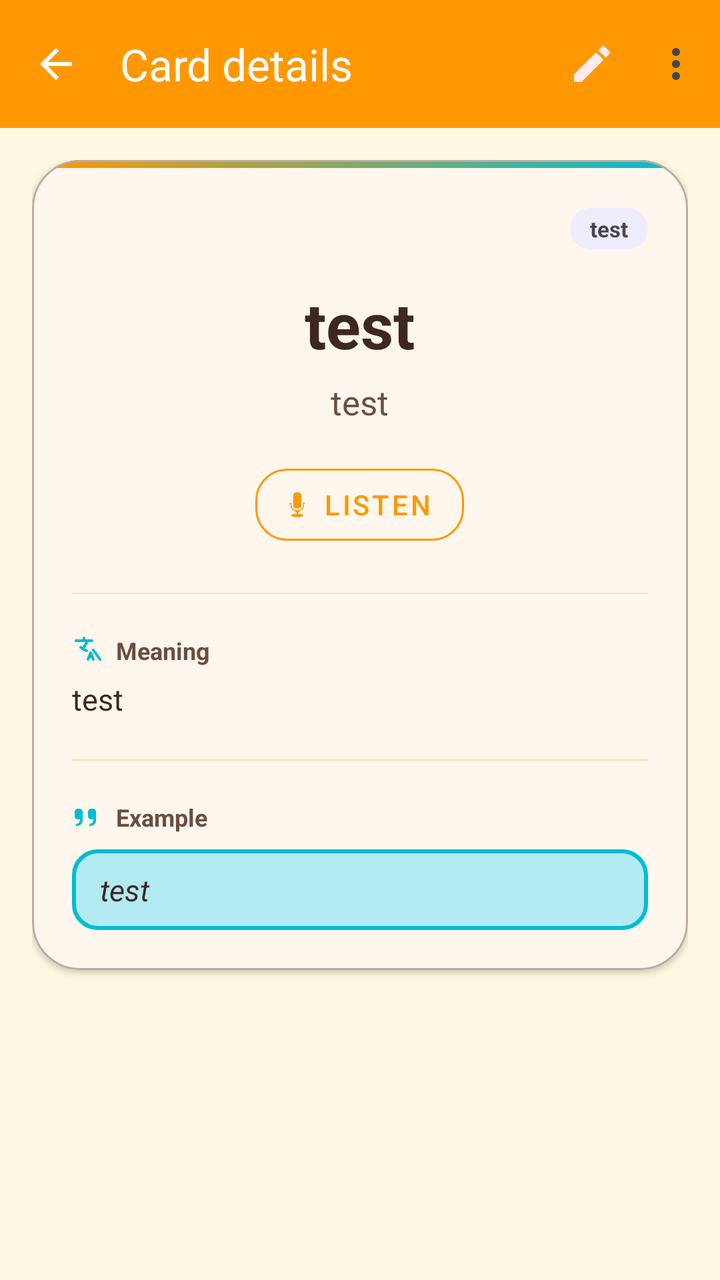
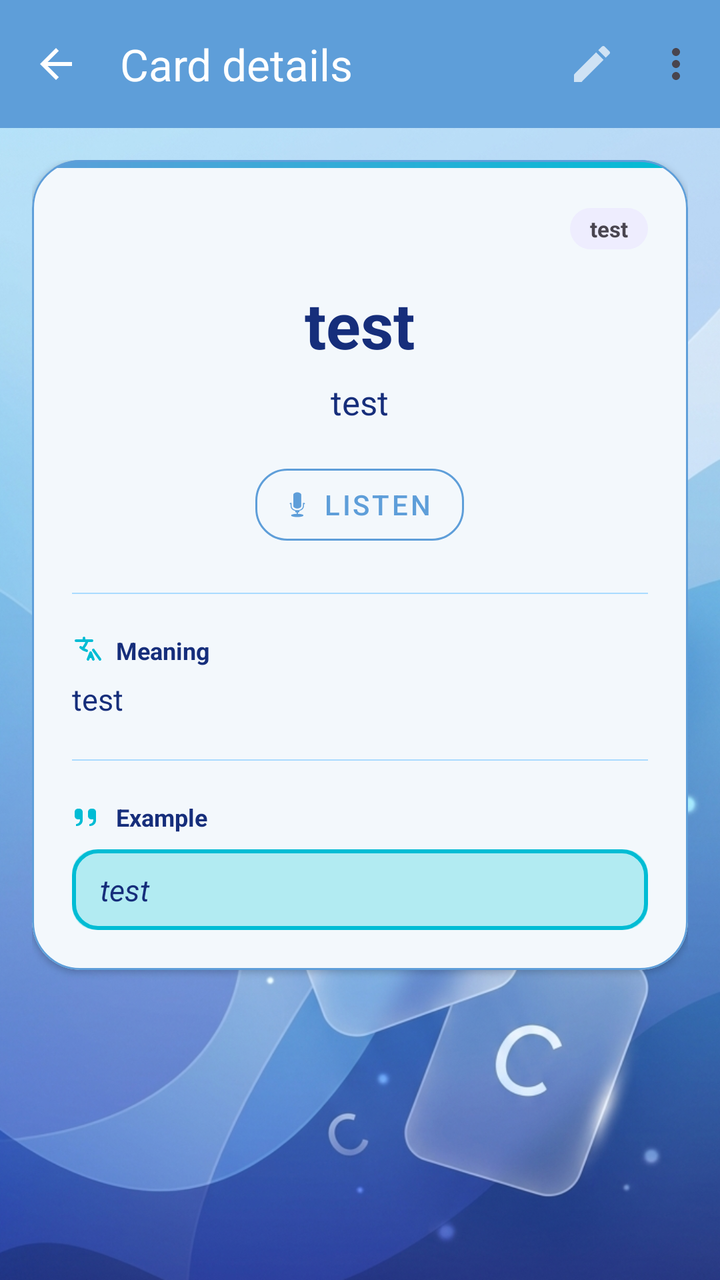

An Android layout rendered at two revisions. The XML below is the earlier revision; the diff shows what the commit changed to produce the second picture.
<!-- AndroidManifest.xml: application theme Theme.SmartFlashCard -->
<!-- res/layout/activity_card_detail.xml -->
<?xml version="1.0" encoding="utf-8"?>
<LinearLayout
    xmlns:android="http://schemas.android.com/apk/res/android"
    xmlns:app="http://schemas.android.com/apk/res-auto"
    android:layout_width="match_parent"
    android:layout_height="match_parent"
    android:orientation="vertical"
    android:background="?android:attr/colorBackground"
    android:id="@+id/cardDetail">

    <com.google.android.material.appbar.MaterialToolbar
        android:id="@+id/toolbarDetail"
        android:layout_width="match_parent"
        android:layout_height="?attr/actionBarSize"
        style="@style/Widget.SmartFlashCard.Toolbar"
        app:navigationIcon="@drawable/ic_back"
        app:title="@string/card_detail_title"
        app:menu="@menu/card_detail_menu" />

    <androidx.core.widget.NestedScrollView
        android:layout_width="match_parent"
        android:layout_height="match_parent">

        <LinearLayout
            android:layout_width="match_parent"
            android:layout_height="wrap_content"
            android:orientation="vertical"
            android:padding="16dp">

            <com.google.android.material.card.MaterialCardView
                android:layout_width="match_parent"
                android:layout_height="wrap_content"
                android:layout_marginBottom="12dp"
                style="@style/Widget.SmartFlashCard.Card"
                app:cardElevation="2dp"
                app:strokeWidth="1dp"
                app:strokeColor="?attr/colorOutline">

                <LinearLayout
                    android:layout_width="match_parent"
                    android:layout_height="wrap_content"
                    android:orientation="vertical">

                    <View
                        android:layout_width="match_parent"
                        android:layout_height="4dp"
                        android:background="@drawable/bg_card_detail_top_bar" />

                    <LinearLayout
                        android:layout_width="match_parent"
                        android:layout_height="wrap_content"
                        android:orientation="vertical"
                        android:padding="20dp">

                        <TextView
                            android:id="@+id/tvDetailStatus"
                            android:layout_width="wrap_content"
                            android:layout_height="wrap_content"
                            android:layout_gravity="end"
                            android:paddingHorizontal="10dp"
                            android:paddingVertical="3dp"
                            android:textSize="11sp"
                            android:textStyle="bold"
                            android:text="test"
                            android:background="@drawable/bg_status_learned" />

                        <TextView
                            android:id="@+id/tvDetailFront"
                            android:layout_width="wrap_content"
                            android:layout_height="wrap_content"
                            android:layout_gravity="center_horizontal"
                            android:layout_marginTop="16dp"
                            android:textColor="?attr/colorOnSurface"
                            android:textSize="32sp"
                            android:text="test"
                            android:textStyle="bold" />

                        <TextView
                            android:id="@+id/tvDetailIpa"
                            android:layout_width="wrap_content"
                            android:layout_height="wrap_content"
                            android:layout_gravity="center_horizontal"
                            android:layout_marginTop="6dp"
                            android:textColor="?attr/colorOnSurfaceVariant"
                            android:text="test"
                            android:textSize="17sp" />

                        <com.google.android.material.button.MaterialButton
                            android:id="@+id/btnDetailPlay"
                            style="@style/Widget.MaterialComponents.Button.OutlinedButton.Icon"
                            android:layout_width="wrap_content"
                            android:layout_height="wrap_content"
                            android:layout_gravity="center_horizontal"
                            android:layout_marginTop="16dp"
                            android:text="@string/card_detail_listen"
                            android:textColor="?attr/colorPrimary"
                            app:icon="@android:drawable/ic_btn_speak_now"
                            app:iconTint="?attr/colorPrimary"
                            app:strokeColor="?attr/colorPrimary"
                            app:cornerRadius="@dimen/kid_corner_button" />

                        <View
                            android:layout_width="match_parent"
                            android:layout_height="0.5dp"
                            android:layout_marginTop="20dp"
                            android:layout_marginBottom="20dp"
                            android:background="@color/kid_divider" />

                        <LinearLayout
                            android:layout_width="wrap_content"
                            android:layout_height="wrap_content"
                            android:orientation="horizontal"
                            android:gravity="center_vertical"
                            android:layout_marginBottom="6dp">

                            <ImageView
                                android:layout_width="16dp"
                                android:layout_height="16dp"
                                android:src="@drawable/ic_translate"
                                app:tint="?attr/colorSecondary"
                                android:layout_marginEnd="6dp" />

                            <TextView
                                android:layout_width="wrap_content"
                                android:layout_height="wrap_content"
                                android:text="@string/card_detail_meaning"
                                android:textColor="?attr/colorOnSurfaceVariant"
                                android:textSize="12sp"
                                android:textStyle="bold" />
                        </LinearLayout>

                        <TextView
                            android:id="@+id/tvDetailBack"
                            android:layout_width="match_parent"
                            android:layout_height="wrap_content"
                            android:textColor="?attr/colorOnSurface"
                            android:textSize="15sp"
                            android:text="test"
                            android:lineSpacingMultiplier="1.5" />

                        <View
                            android:layout_width="match_parent"
                            android:layout_height="0.5dp"
                            android:layout_marginTop="20dp"
                            android:layout_marginBottom="20dp"
                            android:background="@color/kid_divider" />

                        <LinearLayout
                            android:layout_width="wrap_content"
                            android:layout_height="wrap_content"
                            android:orientation="horizontal"
                            android:gravity="center_vertical"
                            android:layout_marginBottom="8dp">

                            <ImageView
                                android:layout_width="16dp"
                                android:layout_height="16dp"
                                android:src="@drawable/ic_quote"
                                app:tint="?attr/colorSecondary"
                                android:layout_marginEnd="6dp" />

                            <TextView
                                android:layout_width="wrap_content"
                                android:layout_height="wrap_content"
                                android:text="@string/card_detail_example_label"
                                android:textColor="?attr/colorOnSurfaceVariant"
                                android:textSize="12sp"
                                android:textStyle="bold" />
                        </LinearLayout>

                        <LinearLayout
                            android:layout_width="match_parent"
                            android:layout_height="wrap_content"
                            android:background="@drawable/bg_example_box"
                            android:paddingStart="14dp"
                            android:paddingEnd="14dp"
                            android:paddingTop="10dp"
                            android:paddingBottom="10dp">

                            <TextView
                                android:id="@+id/tvDetailExample"
                                android:layout_width="match_parent"
                                android:layout_height="wrap_content"
                                android:textColor="?attr/colorOnSurface"
                                android:textSize="15sp"
                                android:text="test"
                                android:textStyle="italic"
                                android:lineSpacingMultiplier="1.5" />
                        </LinearLayout>

                    </LinearLayout>
                </LinearLayout>
            </com.google.android.material.card.MaterialCardView>

        </LinearLayout>
    </androidx.core.widget.NestedScrollView>

</LinearLayout>
<!-- resources referenced by this layout -->
<resources>
  <color name="kid_divider">#FFE0B2</color>
  <dimen name="kid_corner_button">16dp</dimen>
  <!-- drawable bg_card_detail_top_bar (drawable) -->
  <?xml version="1.0" encoding="utf-8"?>
  <shape xmlns:android="http://schemas.android.com/apk/res/android">
      <gradient
          android:angle="0"
          android:endColor="@color/md_theme_light_secondary"
          android:startColor="@color/md_theme_light_primary" />
  </shape>
  <!-- drawable bg_status_learned (drawable) -->
  <?xml version="1.0" encoding="utf-8"?>
  <shape xmlns:android="http://schemas.android.com/apk/res/android">
      <solid android:color="#EEEDFE"/>
      <corners android:radius="99dp"/>
  </shape>
  <string name="card_detail_example_label">Example</string>
  <string name="card_detail_listen">Listen</string>
  <string name="card_detail_meaning">Meaning</string>
  <string name="card_detail_title">Card details</string>
  <style name="Theme.SmartFlashCard" parent="Base.Theme.SmartFlashCard" />
  <color name="md_theme_light_secondary">#00BCD4</color>
  <color name="md_theme_light_primary">#FF9800</color>
  <color name="md_theme_light_secondaryContainer">#B2EBF2</color>
  <dimen name="kid_corner_small">12dp</dimen>
  <dimen name="kid_corner_card">24dp</dimen>
  <dimen name="kid_elevation_card">4dp</dimen>
  <color name="md_theme_light_onPrimary">#FFFFFF</color>
  <color name="md_theme_light_primaryContainer">#FFE0B2</color>
  <color name="md_theme_light_onPrimaryContainer">#5D3200</color>
  <color name="md_theme_light_onSecondary">#FFFFFF</color>
  <color name="md_theme_light_onSecondaryContainer">#006064</color>
  <color name="md_theme_light_tertiary">#66BB6A</color>
  <color name="md_theme_light_onTertiary">#FFFFFF</color>
  <color name="md_theme_light_tertiaryContainer">#C8E6C9</color>
  <color name="md_theme_light_onTertiaryContainer">#1B5E20</color>
  <color name="md_theme_light_background">#FFF8E1</color>
  <color name="md_theme_light_onBackground">#3E2723</color>
  <color name="md_theme_light_error">#E53935</color>
  <color name="md_theme_light_onError">#FFFFFF</color>
  <color name="md_theme_light_errorContainer">#FFCDD2</color>
  <color name="md_theme_light_onErrorContainer">#B71C1C</color>
  <color name="md_theme_light_surface">#FFFFFF</color>
  <color name="md_theme_light_onSurface">#3E2723</color>
  <color name="md_theme_light_surfaceVariant">#FFF3E0</color>
  <color name="md_theme_light_onSurfaceVariant">#6D4C41</color>
  <color name="md_theme_light_outline">#BCAAA4</color>
  <style name="Widget.SmartFlashCard.Button" parent="Widget.Material3.Button">
          <item name="cornerRadius">@dimen/kid_corner_button</item>
          <item name="backgroundTint">?attr/colorPrimary</item>
          <item name="android:textColor">?attr/colorOnPrimary</item>
      </style>
  <style name="Widget.SmartFlashCard.Fab" parent="Widget.Material3.FloatingActionButton.Primary">
          <item name="backgroundTint">?attr/colorSecondary</item>
          <item name="tint">?attr/colorOnSecondary</item>
          <item name="shapeAppearance">@style/ShapeAppearance.SmartFlashCard.Medium</item>
      </style>
  <style name="ShapeAppearance.SmartFlashCard.Small" parent="ShapeAppearance.Material3.Corner.Small">
          <item name="cornerSize">@dimen/kid_corner_small</item>
      </style>
  <style name="ShapeAppearance.SmartFlashCard.Medium" parent="ShapeAppearance.Material3.Corner.Medium">
          <item name="cornerSize">@dimen/kid_corner_button</item>
      </style>
  <style name="ShapeAppearance.SmartFlashCard.Large" parent="ShapeAppearance.Material3.Corner.Large">
          <item name="cornerSize">@dimen/kid_corner_card</item>
      </style>
  <!-- unchanged entries left out for length: 8 -->
</resources>

<!-- the commit's change to res/layout/activity_card_detail.xml (unified diff, before → after) -->
@@ -5,7 +5,7 @@
     android:layout_width="match_parent"
     android:layout_height="match_parent"
     android:orientation="vertical"
-    android:background="?android:attr/colorBackground"
+    android:background="@drawable/bg"
     android:id="@+id/cardDetail">
 
     <com.google.android.material.appbar.MaterialToolbar
<!-- resource entries referenced after the edit -->
@@ -1,7 +1,8 @@
 <!-- resources referenced by this layout -->
 <resources>
-  <color name="kid_divider">#FFE0B2</color>
+  <color name="kid_divider">#A9DBFF</color>
   <dimen name="kid_corner_button">16dp</dimen>
+  <!-- drawable bg: png bitmap (drawable, 800499 bytes) -->
   <!-- drawable bg_card_detail_top_bar (drawable) -->
   <?xml version="1.0" encoding="utf-8"?>
   <shape xmlns:android="http://schemas.android.com/apk/res/android">
@@ -22,34 +23,34 @@
   <string name="card_detail_title">Card details</string>
   <style name="Theme.SmartFlashCard" parent="Base.Theme.SmartFlashCard" />
   <color name="md_theme_light_secondary">#00BCD4</color>
-  <color name="md_theme_light_primary">#FF9800</color>
+  <color name="md_theme_light_primary">#5E9ED9</color>
   <color name="md_theme_light_secondaryContainer">#B2EBF2</color>
   <dimen name="kid_corner_small">12dp</dimen>
   <dimen name="kid_corner_card">24dp</dimen>
   <dimen name="kid_elevation_card">4dp</dimen>
   <color name="md_theme_light_onPrimary">#FFFFFF</color>
-  <color name="md_theme_light_primaryContainer">#FFE0B2</color>
-  <color name="md_theme_light_onPrimaryContainer">#5D3200</color>
+  <color name="md_theme_light_primaryContainer">#A9DBFF</color>
+  <color name="md_theme_light_onPrimaryContainer">#162E7B</color>
   <color name="md_theme_light_onSecondary">#FFFFFF</color>
   <color name="md_theme_light_onSecondaryContainer">#006064</color>
   <color name="md_theme_light_tertiary">#66BB6A</color>
   <color name="md_theme_light_onTertiary">#FFFFFF</color>
   <color name="md_theme_light_tertiaryContainer">#C8E6C9</color>
   <color name="md_theme_light_onTertiaryContainer">#1B5E20</color>
-  <color name="md_theme_light_background">#FFF8E1</color>
-  <color name="md_theme_light_onBackground">#3E2723</color>
+  <color name="md_theme_light_background">#A9DBFF</color>
+  <color name="md_theme_light_onBackground">#162E7B</color>
   <color name="md_theme_light_error">#E53935</color>
   <color name="md_theme_light_onError">#FFFFFF</color>
   <color name="md_theme_light_errorContainer">#FFCDD2</color>
   <color name="md_theme_light_onErrorContainer">#B71C1C</color>
   <color name="md_theme_light_surface">#FFFFFF</color>
-  <color name="md_theme_light_onSurface">#3E2723</color>
-  <color name="md_theme_light_surfaceVariant">#FFF3E0</color>
-  <color name="md_theme_light_onSurfaceVariant">#6D4C41</color>
-  <color name="md_theme_light_outline">#BCAAA4</color>
+  <color name="md_theme_light_onSurface">#162E7B</color>
+  <color name="md_theme_light_surfaceVariant">#A9DBFF</color>
+  <color name="md_theme_light_onSurfaceVariant">#162E7B</color>
+  <color name="md_theme_light_outline">#5E9ED9</color>
   <style name="Widget.SmartFlashCard.Button" parent="Widget.Material3.Button">
           <item name="cornerRadius">@dimen/kid_corner_button</item>
-          <item name="backgroundTint">?attr/colorPrimary</item>
+          <item name="backgroundTint">#3C9DF2</item>
           <item name="android:textColor">?attr/colorOnPrimary</item>
       </style>
   <style name="Widget.SmartFlashCard.Fab" parent="Widget.Material3.FloatingActionButton.Primary">
